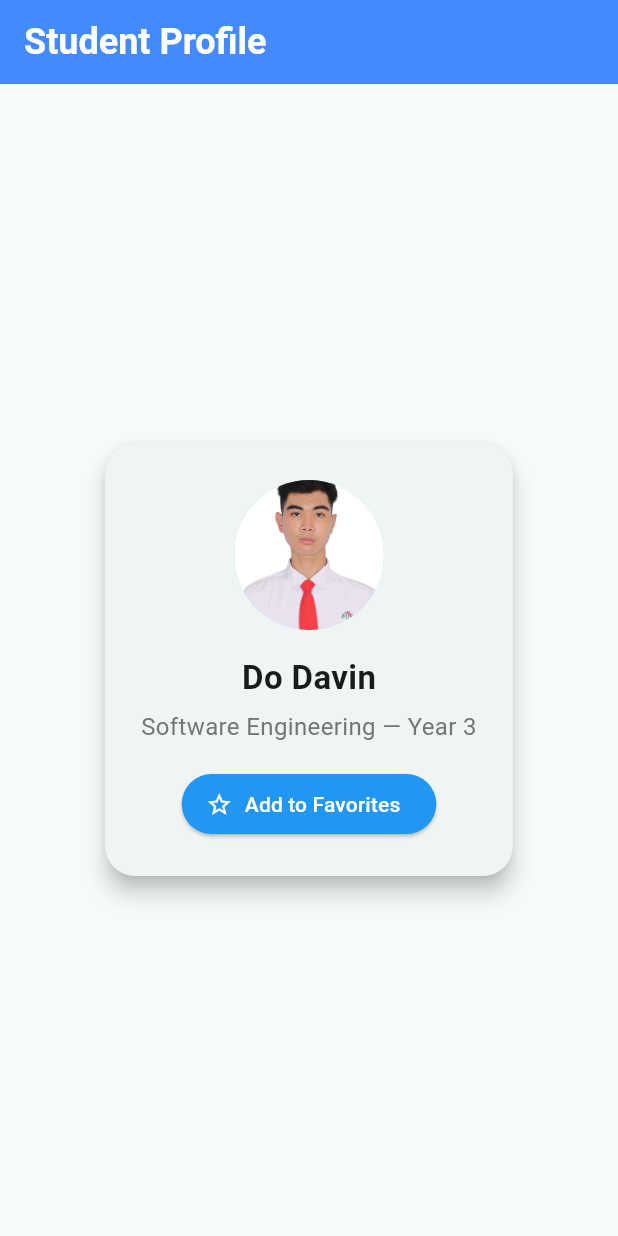
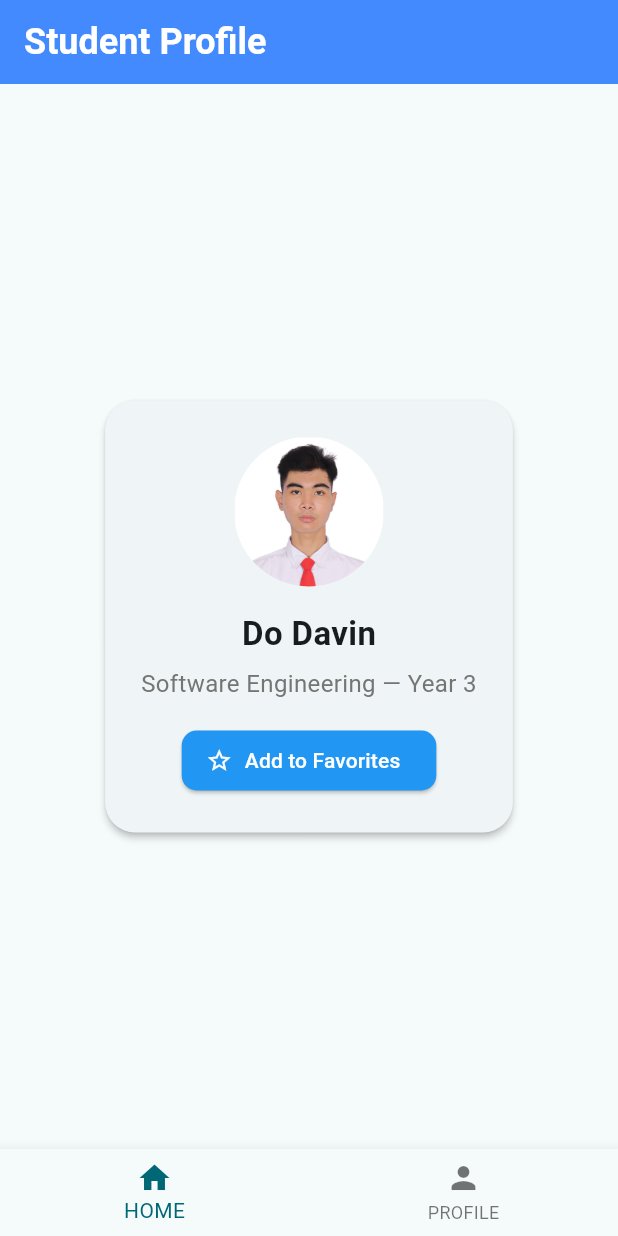
Before and after one commit to Do-Davin/flutter-app-dev, a Flutter app: the screen it shows after launch, on a phone screen of 412 x 824 dp. Run offline on Flutter 3.47's test engine with Material 3 defaults, Android fonts, the phone set to English and light mode, and no system bars.

Commit message:
completed week2 lab

```diff
--- a/week2_profile/lib/main.dart
+++ b/week2_profile/lib/main.dart
@@ -12,9 +12,8 @@ class MyApp extends StatelessWidget {
   Widget build(BuildContext context) {
     return MaterialApp(
       debugShowCheckedModeBanner: false,
-      title: 'Student Profile',
       theme: ThemeData(
-        colorScheme: ColorScheme.fromSeed(seedColor: Colors.teal),
+        colorScheme: ColorScheme.fromSeed(seedColor: Colors.grey),
         useMaterial3: true,
       ),
       home: const HomeScreen(),
--- a/week2_profile/lib/screens/home_screen.dart
+++ b/week2_profile/lib/screens/home_screen.dart
@@ -6,6 +6,7 @@ class HomeScreen extends StatelessWidget {
 
   @override
   Widget build(BuildContext context) {
+    int selectedIndex = 0;
     return Scaffold(
       appBar: AppBar(
         title: Text(
@@ -19,6 +20,13 @@ class HomeScreen extends StatelessWidget {
         backgroundColor: Colors.blueAccent,
       ),
       body: Center(child: InteractiveStudentCard()),
+      bottomNavigationBar: BottomNavigationBar(
+        currentIndex: selectedIndex,
+        items: [
+          BottomNavigationBarItem(icon: Icon(Icons.home), label: 'HOME'),
+          BottomNavigationBarItem(icon: Icon(Icons.person), label: 'PROFILE'),
+        ],
+      ),
     );
   }
 }
--- a/week2_profile/lib/widgets/student_card.dart
+++ b/week2_profile/lib/widgets/student_card.dart
@@ -13,18 +13,25 @@ class _InteractiveStudentCardState extends State<InteractiveStudentCard> {
   @override
   Widget build(BuildContext context) {
     return Card(
-      elevation: 6,
+      elevation: 2,
       shape: RoundedRectangleBorder(borderRadius: BorderRadius.circular(20)),
-      margin: const EdgeInsets.symmetric(horizontal: 24, vertical: 40),
       child: Padding(
         padding: const EdgeInsets.all(24),
         child: Column(
           mainAxisSize: MainAxisSize.min,
           children: [
-            CircleAvatar(
-              radius: 50,
-              backgroundImage: const AssetImage('assets/images/davin.jpg'),
+            ClipOval(
+              child: SizedBox(
+                width: 100,
+                height: 100,
+                child: Image.asset(
+                  'assets/images/davin.jpg',
+                  fit: BoxFit.cover,
+                  alignment: Alignment.topCenter,
+                ),
+              ),
             ),
+
             const SizedBox(height: 16),
 
             const Text(
@@ -46,7 +53,7 @@ class _InteractiveStudentCardState extends State<InteractiveStudentCard> {
               style: ElevatedButton.styleFrom(
                 backgroundColor: Colors.blue,
                 shape: RoundedRectangleBorder(
-                  borderRadius: BorderRadius.circular(30),
+                  borderRadius: BorderRadius.circular(10),
                 ),
               ),
               onPressed: () {
```
Also changed, not shown: week2_profile/pubspec.lock, 3 other files.
